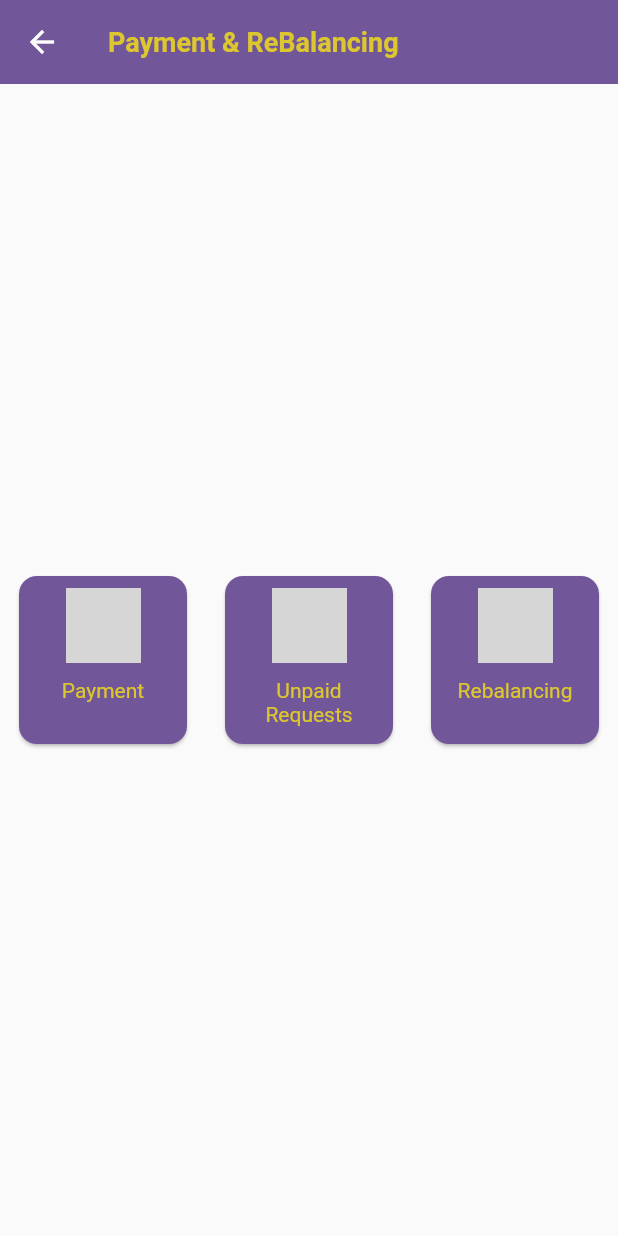
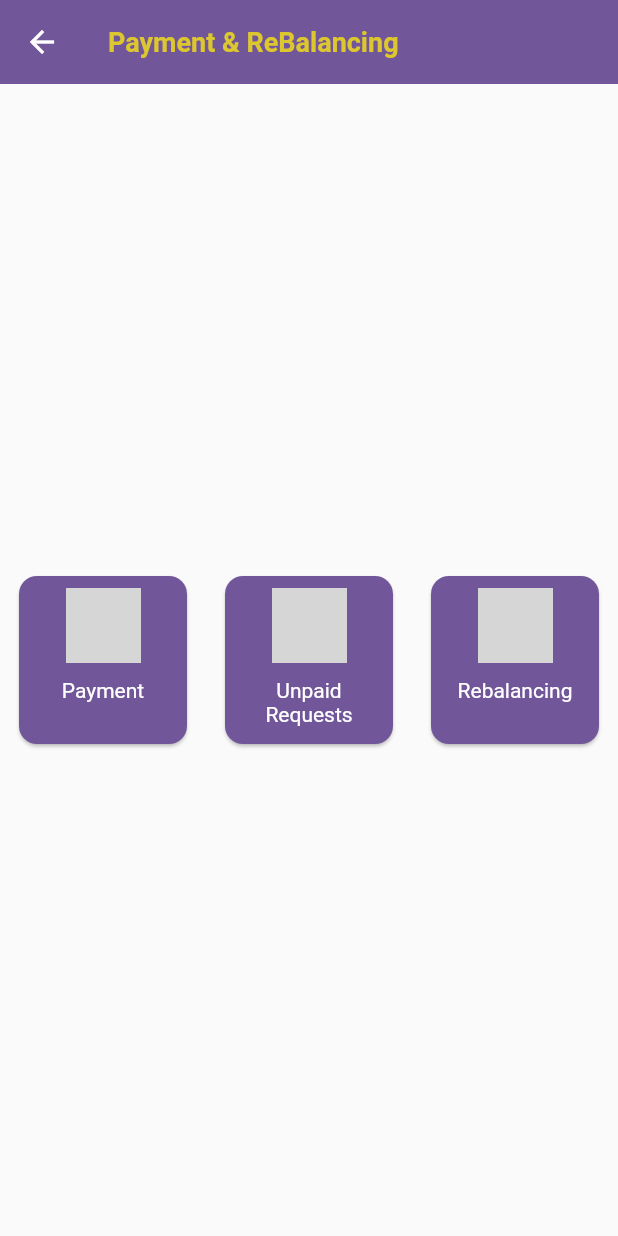
Before and after one commit to gabrielstonedelza/Easy-Agent-Flutter, a Flutter app: the PaymentAndReBalancing screen opened directly, on a phone screen of 412 x 824 dp. Run offline on Flutter 3.47's test engine with Material 2 defaults, Android fonts, the phone set to English and light mode, and no system bars; our stand-ins replace animate_do, device_info_plus, dio, flutter_advanced_drawer, flutter_local_notifications, get and 7 more; missing offline and left inert: device_apps, flutter_phone_direct_caller, flutter_sms_inbox, telephony, ussd_advanced; accounts and stored records are empty; network calls fail; grey boxes are pictures that could not be loaded.

Commit message:
easy agent flutter app,applied dart fixes

```diff
--- a/lib/widgets/basicui.dart
+++ b/lib/widgets/basicui.dart
@@ -20,8 +20,8 @@ Widget myBasicWidget(String imageName,String title,String title2){
             const SizedBox(
               height: 10,
             ),
-            Text(title,style: const TextStyle(color:secondaryColor),),
-            Text(title2,style: const TextStyle(color:secondaryColor),),
+            Text(title,style: const TextStyle(color:defaultWhite),),
+            Text(title2,style: const TextStyle(color:defaultWhite),),
           ],
         ),
       ),
```
Also changed, not shown: 1 other file.
